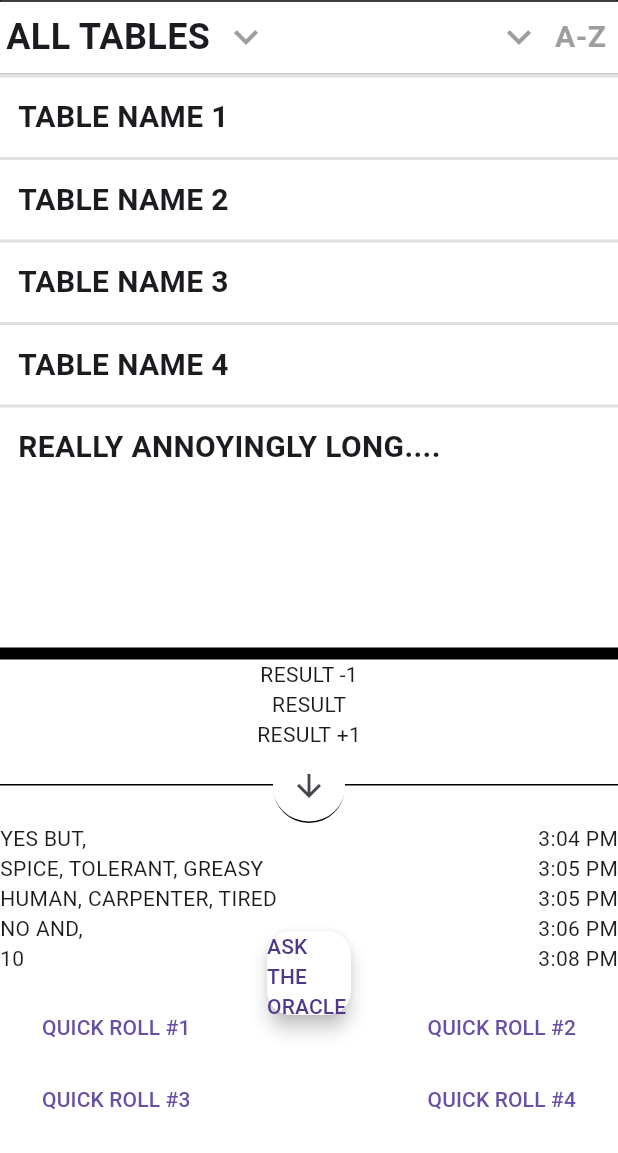
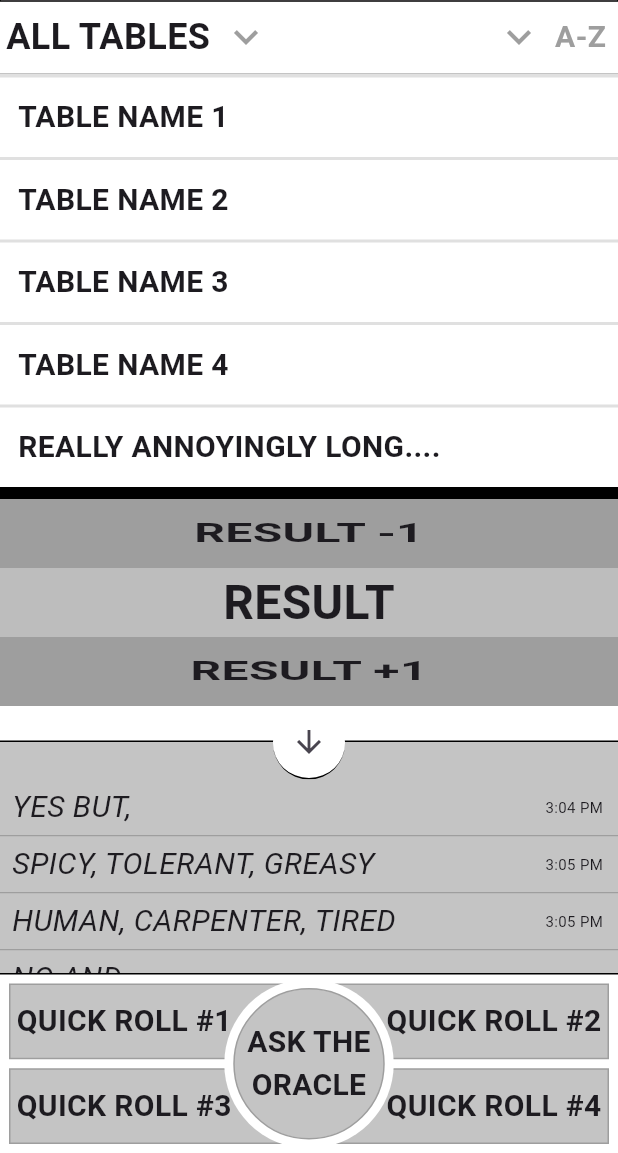
Before and after one commit to knowhow-ryan/sans_master_tables, a Flutter app: the screen it shows after launch, on a phone screen of 412 x 824 dp, the part 83-1236 px from its top. Run offline on Flutter 3.47's test engine with Material 3 defaults, Android fonts, the phone set to English and light mode, and no system bars.

Commit message:
completed the ui mockup

```diff
--- a/lib/mock_outcome_display.dart
+++ b/lib/mock_outcome_display.dart
@@ -21,7 +21,9 @@ class _MockOutcomeDisplayState extends State<MockOutcomeDisplay> {
   @override
   Widget build(BuildContext context) {
     if (_expanded) {
-      return Column(
+      return Container(
+        color: const Color.fromARGB(255, 196, 196, 196),
+        child: Column(
           children: <Widget>[
             const MockOutcomeBorder(),
             const MockOutcomeSpinner(),
@@ -31,6 +33,7 @@ class _MockOutcomeDisplayState extends State<MockOutcomeDisplay> {
             ),
             const MockHistoryList(),
           ],
+        ),
       );
     } else {
       return Column(
@@ -55,13 +58,69 @@ class MockOutcomeSpinner extends StatelessWidget {
       //TABLE SPINNER
       mainAxisSize: MainAxisSize.min,
       children: <Widget>[
-        Text('RESULT -1'),
-        Text('RESULT'),
-        Text('RESULT +1'),
+        MockOutomeSpinnerTile(
+          location: MockOutcomeSpinnerTileLocation.top,
+          resultText: 'RESULT -1',
+          backgroundColor: Colors.grey,
+        ),
+        MockOutomeSpinnerTile(
+          location: MockOutcomeSpinnerTileLocation.middle,
+          resultText: 'RESULT',
+          backgroundColor: Color.fromARGB(255, 189, 189, 189),
+        ),
+        MockOutomeSpinnerTile(
+          location: MockOutcomeSpinnerTileLocation.bottom,
+          resultText: 'RESULT +1',
+          backgroundColor: Colors.grey,
+        ),
       ],
     );
   }
 }
+
+class MockOutomeSpinnerTile extends StatelessWidget {
+  const MockOutomeSpinnerTile({
+    required this.resultText,
+    required this.backgroundColor,
+    required this.location,
+    super.key,
+  });
+
+  final String resultText;
+  final Color backgroundColor;
+  final MockOutcomeSpinnerTileLocation location;
+
+  @override
+  Widget build(BuildContext context) {
+    double skew = 1.0;
+    switch (location) {
+      case MockOutcomeSpinnerTileLocation.top:
+        skew = 1 * skew;
+      case MockOutcomeSpinnerTileLocation.middle:
+        skew = 0 * skew;
+      case MockOutcomeSpinnerTileLocation.bottom:
+        skew = -1 * skew;
+    }
+
+    return Container(
+      color: backgroundColor,
+      width: MediaQuery.of(context).size.width,
+      child: Align(
+        alignment: Alignment.center,
+        child: Transform(
+          alignment: Alignment.center,
+          transform: Matrix4.rotationX(skew),
+          child: Text(
+            resultText,
+            style: const TextStyle(fontSize: 32, fontWeight: FontWeight.bold),
+          ),
+        ),
+      ),
+    );
+  }
+}
+
+enum MockOutcomeSpinnerTileLocation { top, middle, bottom }
 
 class MockHistoryPanelToggle extends StatelessWidget {
   const MockHistoryPanelToggle(
@@ -78,8 +137,10 @@ class MockHistoryPanelToggle extends StatelessWidget {
           //HISTORY DRAGGABLE TOP BOUNDARY
           height: 24,
           child: Container(
-            decoration:
-                const BoxDecoration(border: Border(bottom: BorderSide())),
+            decoration: const BoxDecoration(
+              border: Border(bottom: BorderSide()),
+              color: Colors.white,
+            ),
           ),
         ),
         Align(
@@ -112,28 +173,25 @@ class MockHistoryList extends StatelessWidget {
 
   @override
   Widget build(BuildContext context) {
-    return ListView.builder(
+    return Container(
+      color: const Color.fromARGB(255, 196, 196, 196),
+      child: ListView.builder(
         shrinkWrap: true,
         itemCount: 5,
         itemBuilder: (context, index) {
-        return Row(
-          mainAxisAlignment: MainAxisAlignment.spaceBetween,
-          children: <Widget>[
-            Text(historyStrings[index]),
-            Column(
-              mainAxisAlignment: MainAxisAlignment.end,
-              children: <Widget>[Text(historyTimeStamps[index])],
-            ),
-          ],
+          return MockHistoryTile(
+            outcomeText: historyStrings[index],
+            outcomeTime: historyTimeStamps[index],
           );
         },
+      ),
     );
   }
 }
 
 List historyStrings = [
   "YES BUT,",
-  "SPICE, TOLERANT, GREASY",
+  "SPICY, TOLERANT, GREASY",
   "HUMAN, CARPENTER, TIRED",
   "NO AND,",
   "10"
@@ -146,6 +204,50 @@ List historyTimeStamps = [
   "3:08 PM"
 ];
 
+class MockHistoryTile extends StatelessWidget {
+  const MockHistoryTile(
+      {required this.outcomeText, required this.outcomeTime, super.key});
+
+  final String outcomeText;
+  final String outcomeTime;
+
+  @override
+  Widget build(BuildContext context) {
+    return Container(
+      color: const Color.fromARGB(255, 196, 196, 196),
+      child: Container(
+        decoration: const BoxDecoration(
+            border: Border(bottom: BorderSide(color: Colors.grey))),
+        child: Row(
+          mainAxisAlignment: MainAxisAlignment.spaceBetween,
+          children: <Widget>[
+            Padding(
+              padding: const EdgeInsets.only(left: 8.0, top: 4.0, bottom: 4.0),
+              child: Text(
+                outcomeText,
+                style:
+                    const TextStyle(fontSize: 20, fontStyle: FontStyle.italic),
+              ),
+            ),
+            Column(
+              mainAxisAlignment: MainAxisAlignment.end,
+              children: <Widget>[
+                Padding(
+                  padding: const EdgeInsets.only(right: 10.0),
+                  child: Text(
+                    outcomeTime,
+                    style: const TextStyle(fontSize: 10),
+                  ),
+                )
+              ],
+            ),
+          ],
+        ),
+      ),
+    );
+  }
+}
+
 class MockOutcomeBorder extends StatelessWidget {
   const MockOutcomeBorder({super.key});
 
--- a/lib/mockup_main_screen.dart
+++ b/lib/mockup_main_screen.dart
@@ -1,6 +1,7 @@
 import 'package:flutter/material.dart';
 import 'package:sans_master_tables/mock_outcome_display.dart';
 import 'mock_table_group_panel.dart';
+import 'mock_bottom_app_bar.dart';
 
 class MockupMainScreen extends StatelessWidget {
   const MockupMainScreen({super.key});
@@ -20,52 +21,7 @@ class MockupMainScreen extends StatelessWidget {
         shape: const ContinuousRectangleBorder(
             side: BorderSide(color: Colors.black)),
       ),
-      bottomNavigationBar: BottomAppBar(
-        //QUICK ROLL BUTTONS
-        height: 120,
-        color: Colors.white,
-        surfaceTintColor: Colors.white,
-        shape: const CircularNotchedRectangle(),
-        child: Row(
-          mainAxisAlignment: MainAxisAlignment.spaceBetween,
-          children: <Widget>[
-            Column(
-              mainAxisAlignment: MainAxisAlignment.start,
-              mainAxisSize: MainAxisSize.min,
-              children: <Widget>[
-                TextButton(
-                  onPressed: () {},
-                  child: const Text("QUICK ROLL #1"),
-                ),
-                TextButton(
-                  onPressed: () {},
-                  child: const Text("QUICK ROLL #3"),
-                ),
-              ],
-            ),
-            Column(
-              mainAxisSize: MainAxisSize.min,
-              children: <Widget>[
-                TextButton(
-                  onPressed: () {},
-                  child: const Text("QUICK ROLL #2"),
-                ),
-                TextButton(
-                  onPressed: () {},
-                  child: const Text("QUICK ROLL #4"),
-                ),
-              ],
-            ),
-          ],
-        ),
-      ),
-      floatingActionButtonLocation: FloatingActionButtonLocation.centerDocked,
-      floatingActionButton: FloatingActionButton(
-        onPressed: () {},
-        backgroundColor: Colors.white,
-        elevation: 5,
-        child: const Text("ASK THE\nORACLE"),
-      ),
+      bottomNavigationBar: const MockBottomAppBar(),
       body: const Column(
         mainAxisAlignment: MainAxisAlignment.spaceBetween,
         children: <Widget>[
```
Lines whose indentation alone changed are shown as unchanged.
